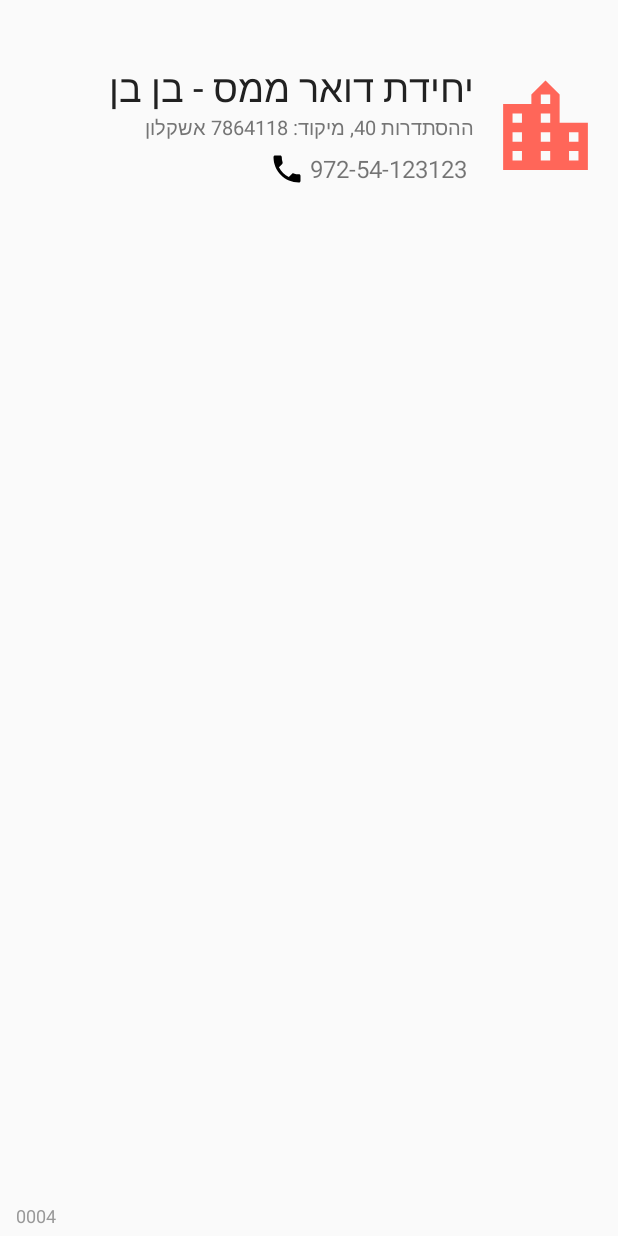
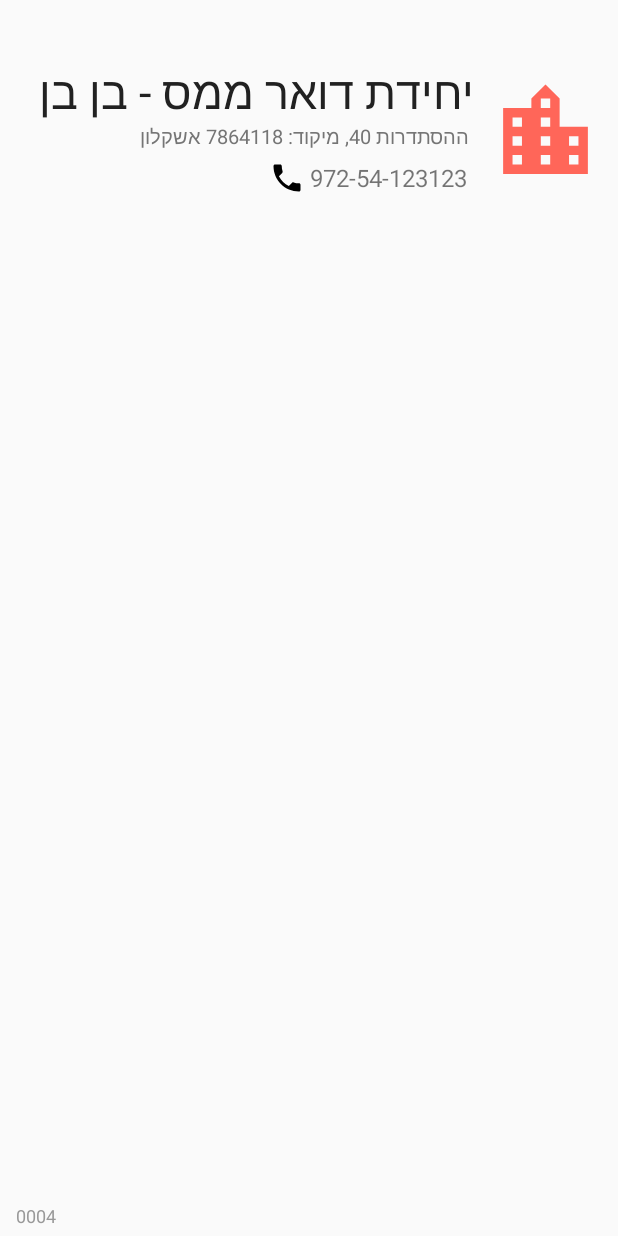
Before and after one commit to gilmaimon/IsraelPost-Tracker, an Android app: the layout branch_list_item.xml on its own in the app's theme, with its tools: preview values and no code run, on a phone screen of 412 x 824 dp. Run offline under Robolectric (Android 15) with nearby library versions, the phone set to English and light mode, and no system bars.

Commit message:
refactoring + support for hebrew (not 100% coverege)

```diff
--- a/app/src/main/java/com/gilmaimon/israelposttracker/Balance/BalanceFragment.java
+++ b/app/src/main/java/com/gilmaimon/israelposttracker/Balance/BalanceFragment.java
@@ -147,10 +147,10 @@ public class BalanceFragment extends Fragment implements PacketsBalanceContract.
         branchesPacketsAdapter.removeItemAt(position);
         Snackbar snackbar = Snackbar.make(
                 getView().findViewById(R.id.coordinatorLayout),
-                "Removed " + packet.getPostId(),
-                Snackbar.LENGTH_SHORT);
+                packet.getPostId() + " " + getString(R.string.removed),
+                Snackbar.LENGTH_LONG);
 
-        snackbar.setAction("UNDO", new View.OnClickListener() {
+        snackbar.setAction(R.string.undo, new View.OnClickListener() {
             @Override
             public void onClick(View view) {
                 undoRemove.undo();
--- a/app/src/main/java/com/gilmaimon/israelposttracker/SMS/IncomingIsraelPostSMSMessages.java
+++ b/app/src/main/java/com/gilmaimon/israelposttracker/SMS/IncomingIsraelPostSMSMessages.java
@@ -119,8 +119,8 @@ public class IncomingIsraelPostSMSMessages extends BroadcastReceiver {
         }
 
         builder
-            .setContentTitle("Israel-Post Tracker")
-            .setContentText("You've an SMS about a packet. Click for more information.")
+            .setContentTitle(context.getString(R.string.notification_title))
+            .setContentText(context.getString(R.string.notification_body))
             .setSubText(branchName)
             .setNumber(5)
             .setContentIntent(intent)
--- a/app/src/main/res/layout/branch_list_item.xml
+++ b/app/src/main/res/layout/branch_list_item.xml
@@ -1,5 +1,6 @@
 <?xml version="1.0" encoding="utf-8"?>
-<RelativeLayout android:padding="5dp"
+<RelativeLayout xmlns:tools="http://schemas.android.com/tools"
+    android:padding="5dp"
     xmlns:android="http://schemas.android.com/apk/res/android"
     android:layout_width="match_parent"
     android:layout_height="wrap_content"
@@ -11,7 +12,6 @@
 
         <ImageView android:id="@+id/postIconIMG"
             android:layout_alignParentRight="true"
-            android:layout_alignParentEnd="true"
 
             android:layout_centerVertical="true"
             android:src="@drawable/ic_location_city"
@@ -20,7 +20,8 @@
 
             android:layout_marginRight="5dp"
             android:layout_marginEnd="5dp"
-            android:contentDescription="@string/generic_branch_icon" />
+            android:contentDescription="@string/generic_branch_icon"
+            tools:ignore="RtlHardcoded" />
 
         <RelativeLayout
             android:layout_marginTop="35dp"
@@ -32,28 +33,26 @@
             android:id="@+id/blockTitleSubtitle"
 
             android:layout_toLeftOf="@+id/postIconIMG"
-            android:layout_toStartOf="@+id/postIconIMG"
 
             android:layout_width="wrap_content"
             android:layout_height="wrap_content"
-            >
+            tools:ignore="RtlHardcoded">
 
             <TextView android:id="@+id/branchTitleTV"
                 android:textColor="@color/primaryText"
 
                 android:layout_alignParentRight="true"
-                android:layout_alignParentEnd="true"
 
                 android:layout_width="wrap_content"
                 android:layout_height="wrap_content"
                 android:text="@string/placeholder_branch_name"
-                android:textSize="25sp"
+                android:textSize="30sp"
                 />
 
             <TextView android:id="@+id/branchAddressTV"
 
+                android:layout_marginRight="3dp"
                 android:layout_alignParentRight="true"
-                android:layout_alignParentEnd="true"
 
                 android:textColor="@color/secondaryText"
                 android:layout_below="@id/branchTitleTV"
@@ -69,8 +68,7 @@
                 android:layout_below="@+id/branchAddressTV"
                 android:background="?android:attr/selectableItemBackground"
                 android:padding="1dp"
-                android:layout_alignParentRight="true"
-                android:layout_alignParentEnd="true">
+                android:layout_alignParentRight="true">
 
                 <ImageView android:id="@+id/phoneIcon"
 
@@ -105,7 +103,6 @@
         android:id="@+id/branchIdTV"
         android:layout_width="wrap_content"
         android:layout_height="wrap_content"
-        android:layout_alignParentStart="true"
         android:layout_alignParentBottom="true"
 
         android:layout_marginStart="5dp"
--- a/app/src/main/res/layout/new_pending_packed_dialog_layout.xml
+++ b/app/src/main/res/layout/new_pending_packed_dialog_layout.xml
@@ -32,6 +32,7 @@
             android:textColor="@color/colorAccent"
             android:textStyle="bold"
             android:text="@string/branch_id"
+            android:gravity="start"
             android:layout_width="match_parent"
             android:layout_height="wrap_content" />
 
@@ -55,6 +56,7 @@
 
         <TextView android:id="@+id/branchLabel"
             android:textColor="@color/colorAccent"
+            android:gravity="start"
             android:textStyle="bold"
             android:text="@string/branch_name"
             android:layout_width="match_parent"
```
Also changed, not shown: app/src/main/java/com/gilmaimon/israelposttracker/Balance/NewPendingPacketDialog.java (+7 -3 lines), app/src/main/res/layout/packet_list_item.xml (+16 -7 lines), app/src/main/res/values/strings.xml (+9 -0 lines), 1 other file.
